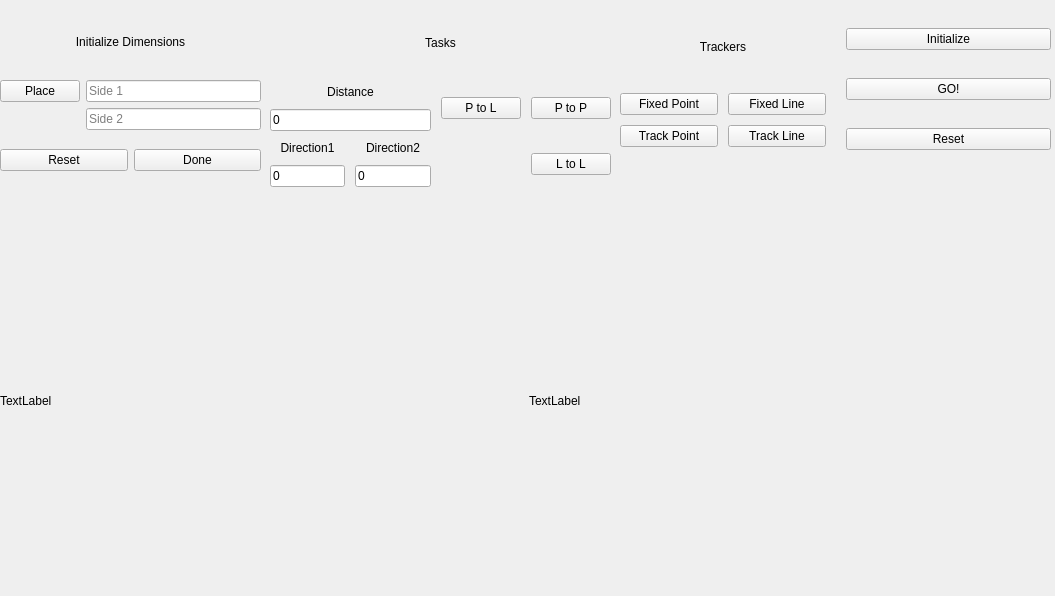
Qt form catkin_ws/src/rqt_custom_gui/resource/form.ui (ColeDewis/CMPUT428-Project) before a commit.
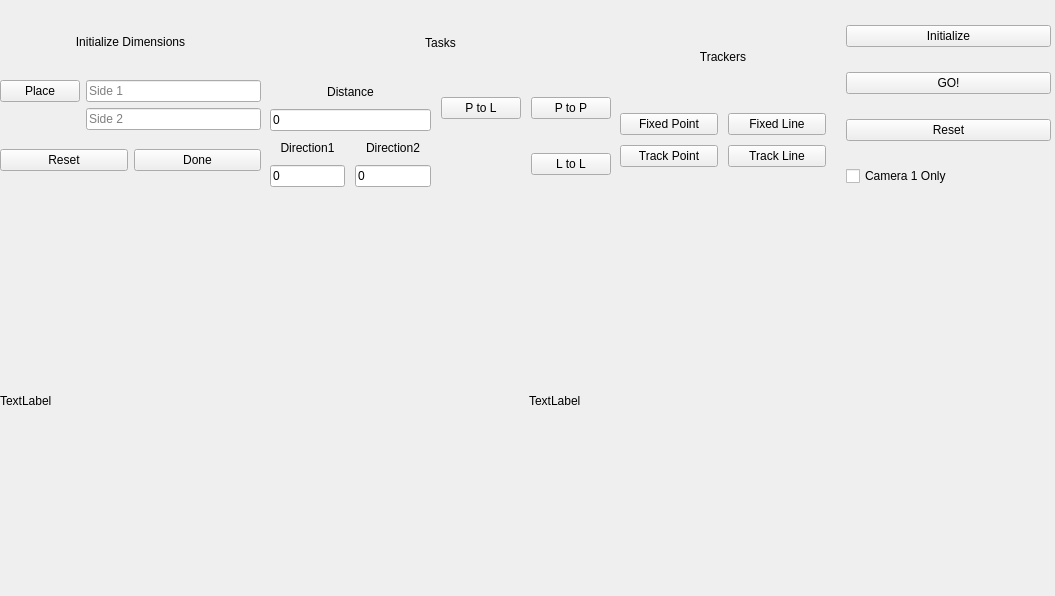
The same form after that commit.

Commit message: Cam Check Box

Patch:
```diff
--- a/catkin_ws/src/rqt_custom_gui/resource/form.ui
+++ b/catkin_ws/src/rqt_custom_gui/resource/form.ui
@@ -19,7 +19,7 @@
      <x>620</x>
      <y>10</y>
      <width>431</width>
-     <height>161</height>
+     <height>191</height>
     </rect>
    </property>
    <layout class="QHBoxLayout" name="horizontalLayout_2">
@@ -118,6 +118,13 @@
         </property>
        </widget>
       </item>
+      <item>
+       <widget class="QCheckBox" name="CamLimiter">
+        <property name="text">
+         <string>Camera 1 Only</string>
+        </property>
+       </widget>
+      </item>
      </layout>
     </item>
    </layout>
```
The commit also changes 1 other file.
